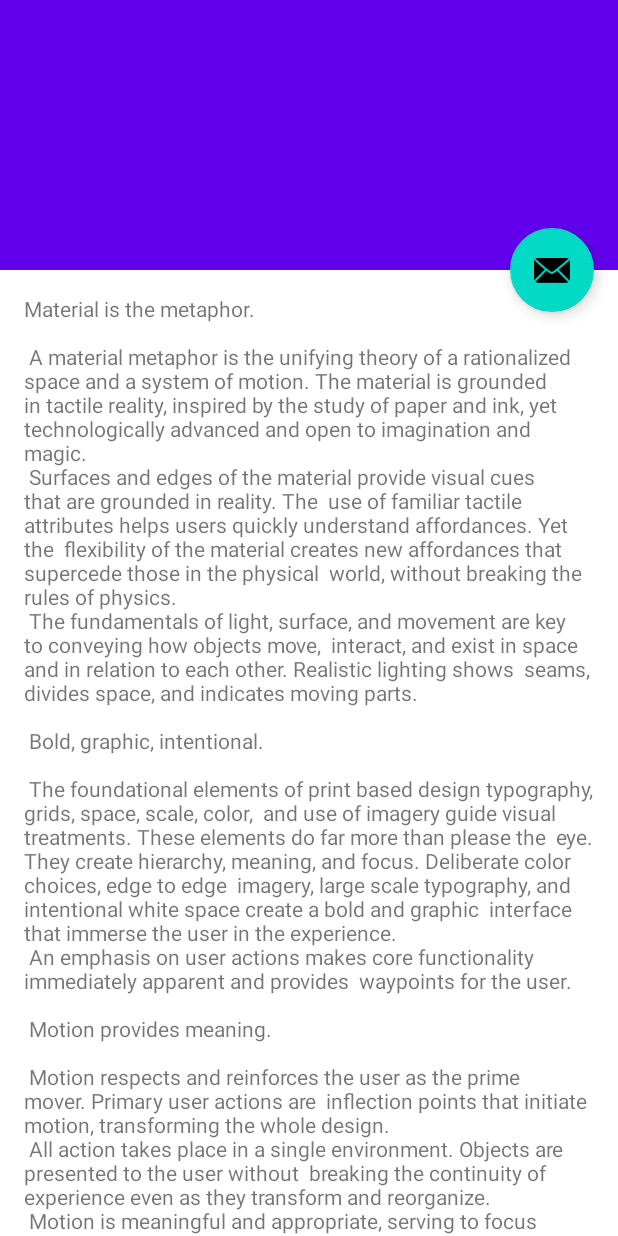
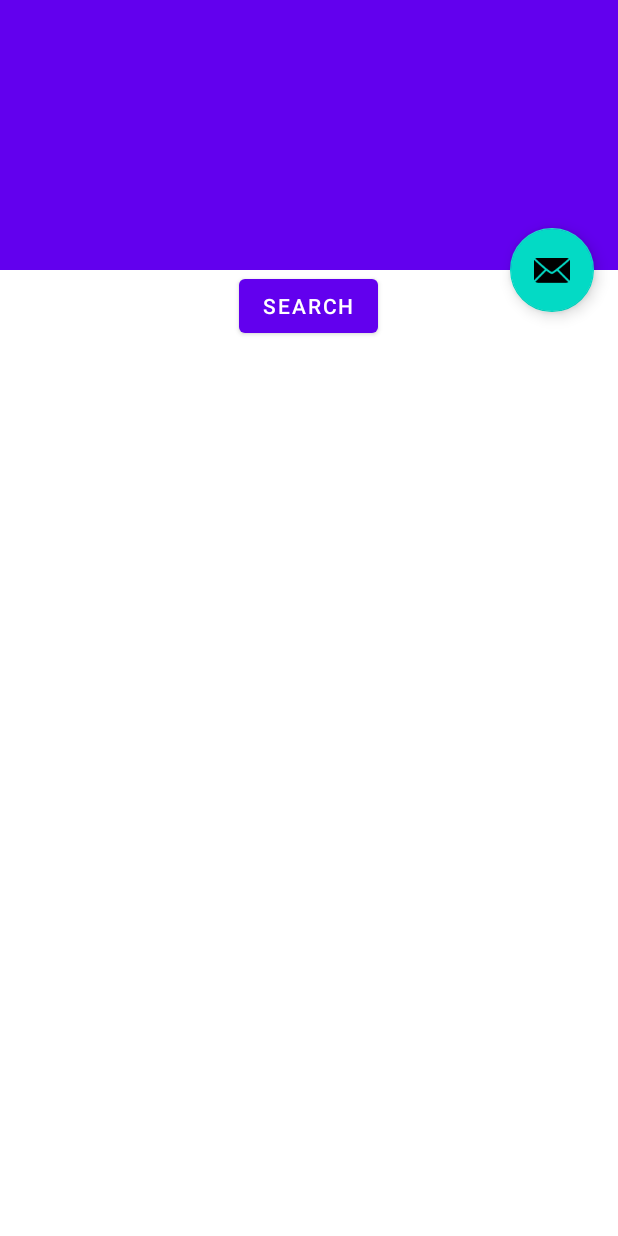
Before and after one commit to amalskr/weatherlive, an Android app: the layout activity_main.xml on its own in the app's theme, with its tools: preview values and no code run, on a phone screen of 412 x 824 dp. Run offline under Robolectric (Android 15) with nearby library versions, the phone set to English and light mode, and no system bars; network calls fail.

```diff
--- a/app/src/main/java/com/ceylonapz/weatherlive/utilities/Constants.kt
+++ b/app/src/main/java/com/ceylonapz/weatherlive/utilities/Constants.kt
@@ -1,3 +1,4 @@
 package com.ceylonapz.weatherlive.utilities
 
 const val SPLASH_STATUS = "splash_status"
+const val API_KEY = "Y8LST44Z7R9V99XLAKZMK9HPM"
--- a/app/src/main/res/layout/activity_main.xml
+++ b/app/src/main/res/layout/activity_main.xml
@@ -34,7 +34,24 @@
         </com.google.android.material.appbar.CollapsingToolbarLayout>
     </com.google.android.material.appbar.AppBarLayout>
 
-    <include layout="@layout/content_main" />
+    <androidx.core.widget.NestedScrollView
+        android:layout_width="match_parent"
+        android:layout_height="match_parent"
+        app:layout_behavior="@string/appbar_scrolling_view_behavior">
+
+        <LinearLayout
+            android:layout_width="match_parent"
+            android:layout_height="wrap_content"
+            android:gravity="center"
+            android:orientation="vertical">
+
+            <Button
+                android:id="@+id/btnSearch"
+                android:layout_width="wrap_content"
+                android:layout_height="wrap_content"
+                android:text="SEARCH" />
+        </LinearLayout>
+    </androidx.core.widget.NestedScrollView>
 
     <com.google.android.material.floatingactionbutton.FloatingActionButton
         android:id="@+id/fab"
```
Also changed, not shown: app/src/main/AndroidManifest.xml (+6 -2 lines), app/src/main/java/com/ceylonapz/weatherlive/WeatherLiveApplication.kt (added, +13 -0 lines), app/src/main/java/com/ceylonapz/weatherlive/model/ForcastResponse.kt (added, +8 -0 lines), app/src/main/java/com/ceylonapz/weatherlive/utilities/di/NetworkModule.kt (added, +18 -0 lines), app/src/main/java/com/ceylonapz/weatherlive/utilities/network/api/ForecastRepository.kt (added, +12 -0 lines), app/src/main/java/com/ceylonapz/weatherlive/utilities/network/api/ForecastService.kt (added, +42 -0 lines), app/src/main/java/com/ceylonapz/weatherlive/view/activity/MainActivity.kt (+30 -5 lines), app/src/main/java/com/ceylonapz/weatherlive/viewmodel/MainViewModel.kt (added, +29 -0 lines), app/src/main/res/layout/content_main.xml (+10 -4 lines).
